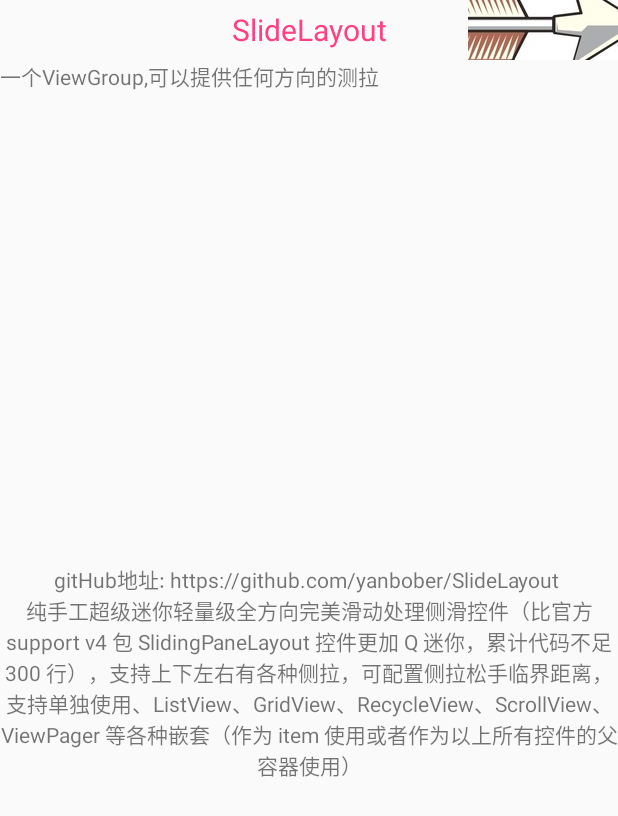
After one commit to liuchuanzheng/SkillCollection, an Android app: the SlideLayoutTestActivity screen opened directly, with no data from a screen before it, on a phone screen of 412 x 824 dp. The commit adds this screen. Shown: the top 816 px of the screen. Run offline under Robolectric (Android 15) with nearby library versions, the phone set to English and light mode, and no system bars; our stand-ins replace ButterKnife.

Commit message:
三方库SlideLayout测试recyclerView完成左拉效果

```diff
--- a/app/build.gradle
+++ b/app/build.gradle
@@ -20,7 +20,7 @@
 }
 
 dependencies {
-    compile fileTree(dir: 'libs', include: ['*.jar'])
+    compile fileTree(include: ['*.jar'], dir: 'libs')
     androidTestCompile('com.android.support.test.espresso:espresso-core:2.2.2', {
         exclude group: 'com.android.support', module: 'support-annotations'
     })
@@ -31,4 +31,5 @@
     annotationProcessor 'com.jakewharton:butterknife-compiler:8.6.0'
     compile 'com.android.support:recyclerview-v7:25.1.0'
     compile 'com.orhanobut:logger:2.1.1'
+    compile project(':SlideLayout_library')
 }
--- a/app/src/main/AndroidManifest.xml
+++ b/app/src/main/AndroidManifest.xml
@@ -24,6 +24,8 @@
         <activity android:name=".ui.activitys.RealTestAnimation0Activity"/>
         <activity android:name=".ui.activitys.SwipeRefreshLayoutTestActivity"/>
         <activity android:name=".ui.activitys.RealTestSwipeRefreshLayoutActivity"/>
+        <activity android:name=".ui.activitys.SlideLayoutTestActivity"/>
+        <activity android:name=".ui.activitys.RealTestSlideLayoutActivity"/>
     </application>
 
 </manifest>
--- a/app/src/main/java/com/liuchuanzheng/skillcollection/ui/activitys/MainActivity.java
+++ b/app/src/main/java/com/liuchuanzheng/skillcollection/ui/activitys/MainActivity.java
@@ -21,7 +21,7 @@
     @BindView(R.id.rcv)
     RecyclerView recyclerView;
     private MyAdapter mAdapter;//recyclerview的适配器
-    private String[] strings = {"logger","基本动画","SwipeRefreshLayout","3","4","5"};
+    private String[] strings = {"logger","基本动画","SwipeRefreshLayout","SlideLayout","4","5"};
 
     @Override
     protected void onCreate(Bundle savedInstanceState) {
@@ -66,6 +66,10 @@
             case 2:
                 //测试SwipeRefreshLayout
                 SwipeRefreshLayoutTestActivity.startAction((Activity) baseContext);
+                break;
+            case 3:
+                //测试SlideLayout
+                SlideLayoutTestActivity.startAction((Activity) baseContext);
                 break;
 
         }
--- /dev/null
+++ b/app/src/main/java/com/liuchuanzheng/skillcollection/ui/activitys/SlideLayoutTestActivity.java
@@ -0,0 +1,66 @@
+package com.liuchuanzheng.skillcollection.ui.activitys;
+
+import android.app.Activity;
+import android.content.Intent;
+import android.os.Bundle;
+import android.support.annotation.Nullable;
+import android.widget.ImageButton;
+import android.widget.TextView;
+
+import com.liuchuanzheng.skillcollection.R;
+import com.liuchuanzheng.skillcollection.base.LCZBaseActivity;
+
+import butterknife.BindView;
+import butterknife.ButterKnife;
+import butterknife.OnClick;
+
+/**
+ * Created by 刘传政 on 2017/7/14 0014.
+ * QQ:1052374416
+ * 电话:18501231486
+ * 作用:
+ * 注意事项:
+ */
+
+public class SlideLayoutTestActivity extends LCZBaseActivity {
+    @BindView(R.id.tv_title)
+    TextView tvTitle;
+    @BindView(R.id.ib_right)
+    ImageButton ibRight;
+    @BindView(R.id.tv_message)
+    TextView tvMessage;
+    @BindView(R.id.textView)
+    TextView textView;
+
+    @Override
+    protected void onCreate(@Nullable Bundle savedInstanceState) {
+        super.onCreate(savedInstanceState);
+        setContentView(R.layout.activity_swipe);
+        ButterKnife.bind(this);
+        initView();
+    }
+
+    private void initView() {
+        tvTitle.setText("SlideLayout");
+        tvMessage.setText("一个ViewGroup,可以提供任何方向的测拉");
+        textView.setText("gitHub地址: https://github.com/yanbober/SlideLayout \n" +
+                "纯手工超级迷你轻量级全方向完美滑动处理侧滑控件（比官方 support v4 包 SlidingPaneLayout 控件更加 Q 迷你，累计代码不足 300 行），支持上下左右有各种侧拉，可配置侧拉松手临界距离，支持单独使用、ListView、GridView、RecycleView、ScrollView、ViewPager 等各种嵌套（作为 item 使用或者作为以上所有控件的父容器使用）");
+    }
+
+    /**
+     * 入口
+     *
+     * @param activity
+     */
+    public static void startAction(Activity activity) {
+        Intent intent = new Intent(activity, SlideLayoutTestActivity.class);
+        activity.startActivity(intent);
+        activity.overridePendingTransition(R.anim.fade_in,
+                R.anim.fade_out);
+    }
+
+    @OnClick(R.id.ib_right)
+    public void onViewClicked() {
+        RealTestSlideLayoutActivity.startAction((Activity) baseContext);
+    }
+}
--- a/settings.gradle
+++ b/settings.gradle
@@ -1 +1 @@
-include ':app'
+include ':app', ':SlideLayout_library'
```
Also changed, not shown: app/src/main/java/com/liuchuanzheng/skillcollection/ui/activitys/RealTestSlideLayoutActivity.java (added, +158 -0 lines), app/src/main/res/layout/activity_real_slide.xml (added, +17 -0 lines), app/src/main/res/layout/item_slide.xml (added, +32 -0 lines).
